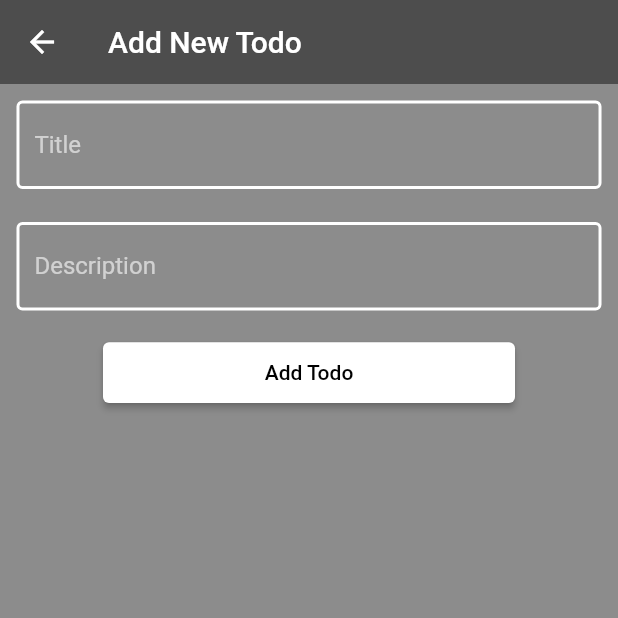
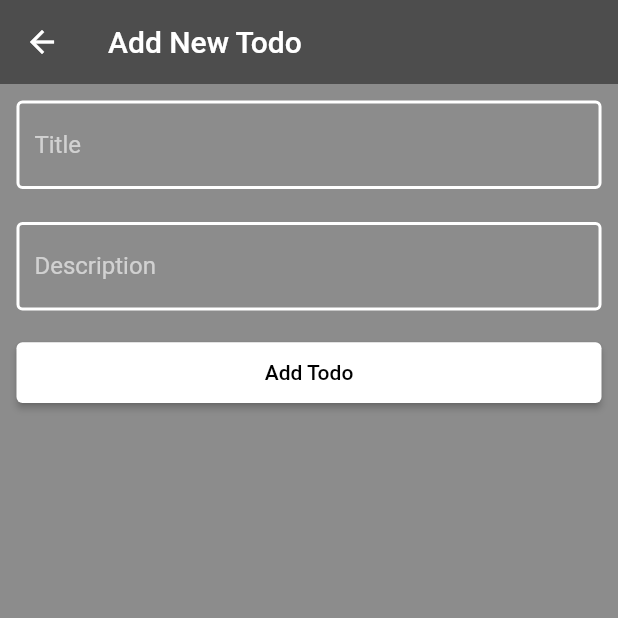
Before and after one commit to yagizdo/todo_app_airtable, a Flutter app: the AddTodoView screen opened directly, on a phone screen of 412 x 824 dp, the top half of it. Run offline on Flutter 3.47's test engine with Material 2 defaults, Android fonts, the phone set to English and light mode, and no system bars; our stand-ins replace bloc, dio, flutter_bloc, flutter_dotenv, flutter_screenutil; network calls fail.

Commit message:
add todo button width updated

```diff
--- a/lib/view/add_todo_view.dart
+++ b/lib/view/add_todo_view.dart
@@ -94,7 +94,7 @@ class _AddTodoViewState extends State<AddTodoView> {
 
             // Add To-do Button
             SizedBox(
-              width: 250.w,
+              width: 355.w,
               height: 40.h,
               child: ElevatedButton(
                 onPressed: () {
```
